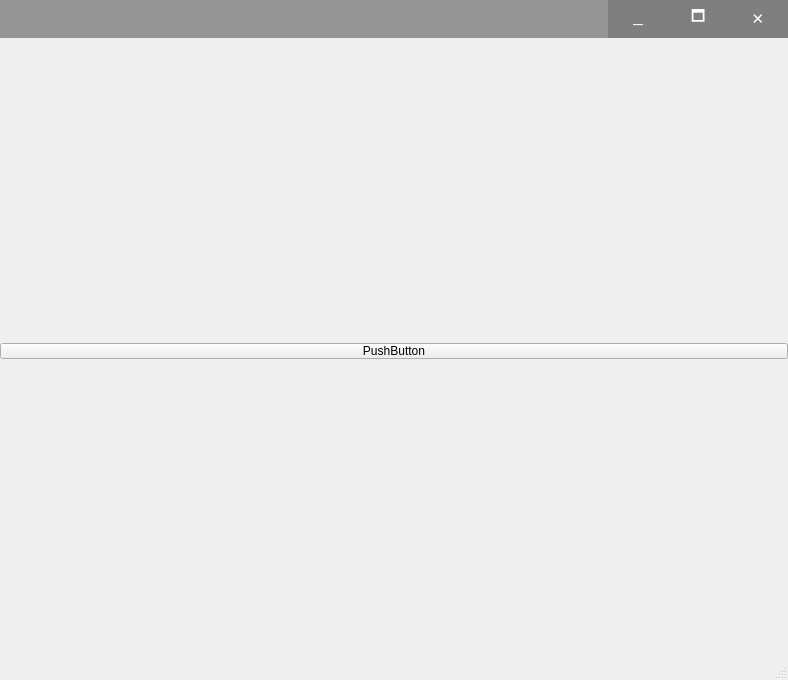
First picture: the form in templates/MainGUI.ui, repository birhann/spaceStation, before the edit.
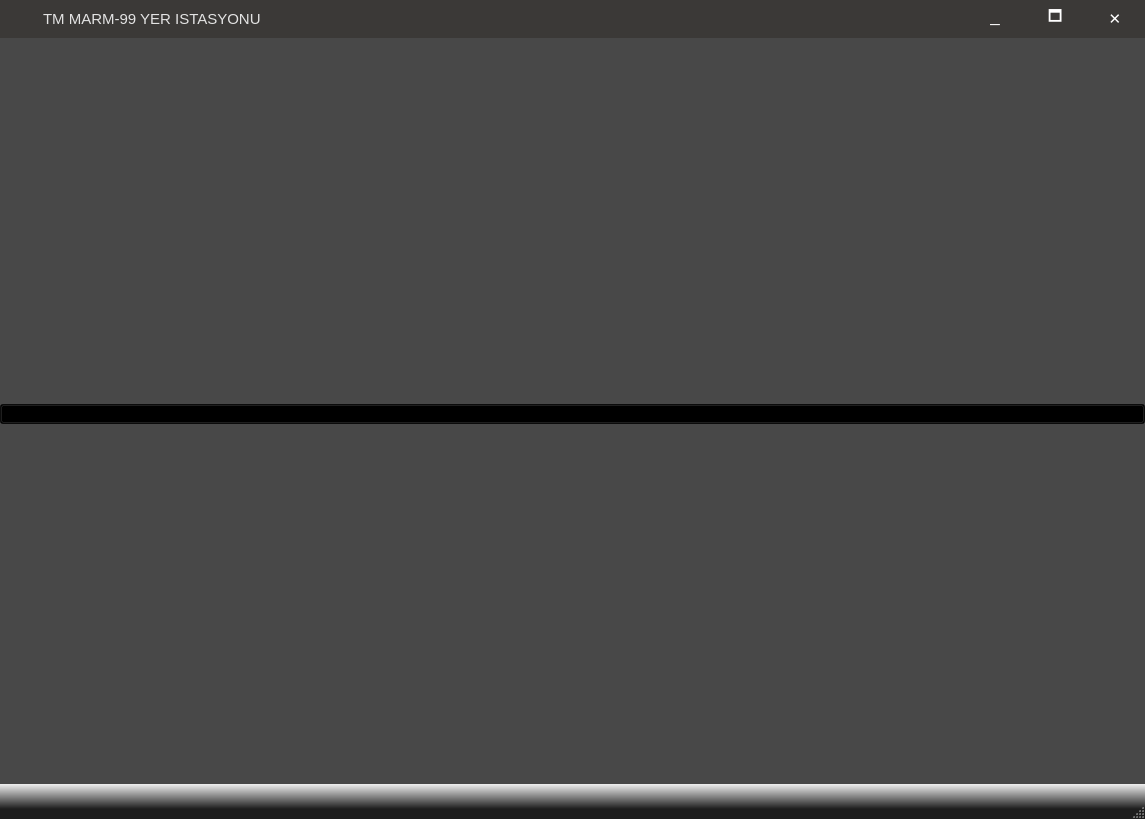
Second picture: the form after the edit. Icons and pictures are not drawn.

Commit message: title bar and background updated

What changed in the file:
```diff
--- a/templates/MainGUI.ui
+++ b/templates/MainGUI.ui
@@ -6,17 +6,34 @@
    <rect>
     <x>0</x>
     <y>0</y>
-    <width>788</width>
-    <height>680</height>
+    <width>1145</width>
+    <height>819</height>
    </rect>
   </property>
   <property name="windowTitle">
    <string>TM MARM-99 YER ISTASYONU</string>
   </property>
+  <property name="windowIcon">
+   <iconset theme="tm-marm99">
+    <normaloff>:/tm-marm99/tm-marm-99-logo.png</normaloff>:/tm-marm99/tm-marm-99-logo.png</iconset>
+  </property>
+  <property name="styleSheet">
+   <string notr="true">QMainWindow{
+background-image: url(:/tm_marm99/space.jpg);
+}
+
+
+QStatusBar{
+background-color: qlineargradient(spread:pad, x1:1, y1:1, x2:1, y2:0, stop:0.288557 rgba(0, 0, 0, 224), stop:1 rgba(235, 235, 235, 0));
+}
+</string>
+  </property>
   <widget class="QWidget" name="centralwidget">
    <property name="styleSheet">
     <string notr="true">margin:0px;
 padding:0px;
+background:rgba(0,0,0,0.7);
+border-width:3px;
 </string>
    </property>
    <layout class="QVBoxLayout" name="verticalLayout_2">
@@ -75,6 +92,70 @@
         <property name="frameShadow">
          <enum>QFrame::Raised</enum>
         </property>
+        <layout class="QHBoxLayout" name="horizontalLayout">
+         <property name="spacing">
+          <number>0</number>
+         </property>
+         <property name="leftMargin">
+          <number>0</number>
+         </property>
+         <property name="topMargin">
+          <number>0</number>
+         </property>
+         <property name="rightMargin">
+          <number>0</number>
+         </property>
+         <property name="bottomMargin">
+          <number>0</number>
+         </property>
+         <item>
+          <widget class="QLabel" name="label">
+           <property name="maximumSize">
+            <size>
+             <width>35</width>
+             <height>16777215</height>
+            </size>
+           </property>
+           <property name="styleSheet">
+            <string notr="true">QLabel{
+background:#3b3937;
+color:#fff;
+border-radius:none;
+padding-top:-2px;
+padding-left:7px;
+}
+</string>
+           </property>
+           <property name="text">
+            <string>&lt;html&gt;&lt;head/&gt;&lt;body&gt;&lt;p&gt;&lt;img src=&quot;:/tm_marm99/tm-marm-99-logo-bw.png&quot; width=&quot;20&quot; height=&quot;20&quot;/&gt;&lt;/p&gt;&lt;/body&gt;&lt;/html&gt;</string>
+           </property>
+          </widget>
+         </item>
+         <item>
+          <widget class="QLabel" name="title_label">
+           <property name="font">
+            <font>
+             <pointsize>-1</pointsize>
+            </font>
+           </property>
+           <property name="styleSheet">
+            <string notr="true">QLabel{
+background:#3b3937;
+color:rgb(227, 227, 227);
+border-radius:none;
+padding-top:-1px;
+padding-left:4px;
+
+font-size:15px;
+}
+</string>
+           </property>
+           <property name="text">
+            <string>TM MARM-99 YER ISTASYONU</string>
+           </property>
+          </widget>
+         </item>
+        </layout>
        </widget>
       </item>
       <item>
@@ -149,7 +230,7 @@
            </property>
            <property name="styleSheet">
             <string notr="true">QPushButton{
-background:rgba(0, 0, 0,0.15);
+background:#3b3937;
 color:#fff;
 
 border-radius:none;
@@ -189,7 +270,7 @@
            </property>
            <property name="styleSheet">
             <string notr="true">QPushButton{
-background:rgba(0, 0, 0,0.15);
+background:#3b3937;
 color:#fff;
 
 border-radius:none;
@@ -231,7 +312,7 @@
            </property>
            <property name="styleSheet">
             <string notr="true">QPushButton{
-background:rgba(0, 0, 0,0.15);
+background:#3b3937;
 color:#fff;
 
 border-radius:none;
@@ -287,6 +368,12 @@
    </layout>
   </widget>
   <widget class="QStatusBar" name="statusbar">
+   <property name="minimumSize">
+    <size>
+     <width>0</width>
+     <height>35</height>
+    </size>
+   </property>
    <property name="sizeGripEnabled">
     <bool>true</bool>
    </property>
```
Left out of the diff: 8 changed lines with no effect on the pictures. The commit also changes 7 other files.
